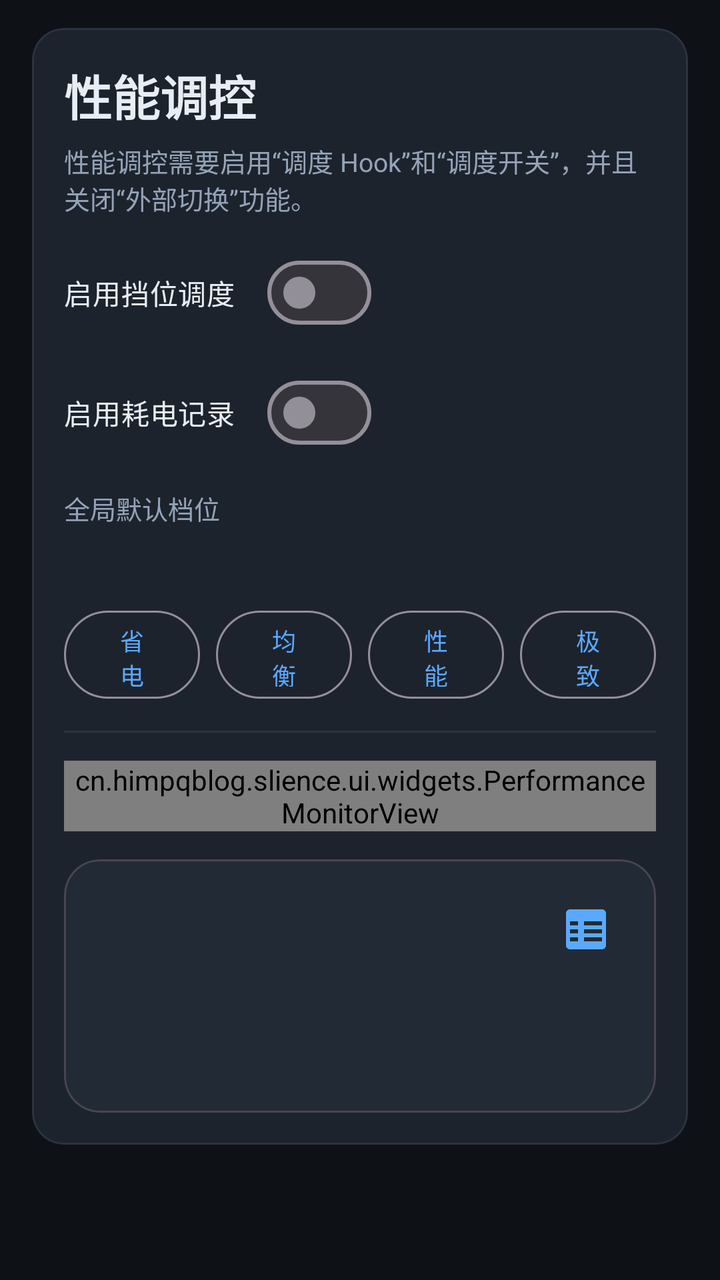
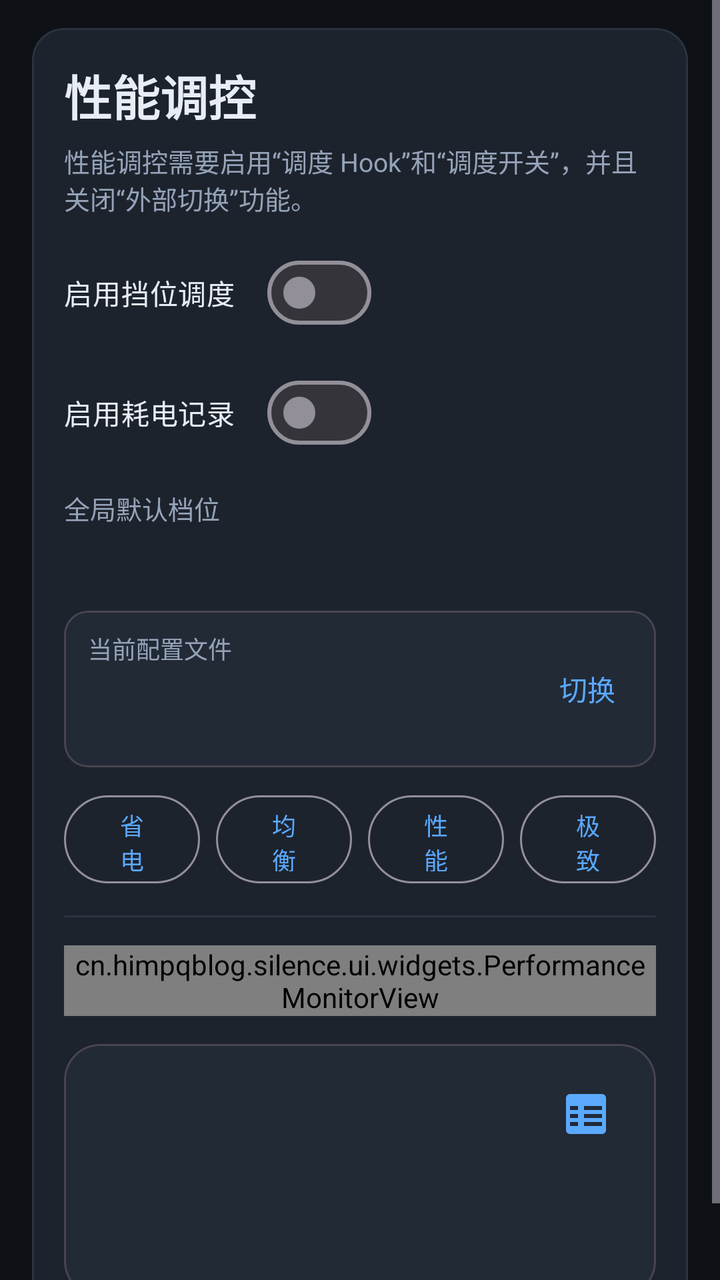

Compare the two renders of this Android layout. The source of the first and the diff that turns it into the second are given below.
<!-- AndroidManifest.xml: application theme Theme.Silence -->
<!-- res/layout/fragment_performance.xml -->
<?xml version="1.0" encoding="utf-8"?>
<ScrollView xmlns:android="http://schemas.android.com/apk/res/android"
    xmlns:app="http://schemas.android.com/apk/res-auto"
    android:layout_width="match_parent"
    android:layout_height="match_parent"
    android:fillViewport="true">

    <LinearLayout
        android:layout_width="match_parent"
        android:layout_height="wrap_content"
        android:orientation="vertical"
        android:paddingStart="16dp"
        android:paddingTop="14dp"
        android:paddingEnd="16dp"
        android:paddingBottom="16dp">

        <com.google.android.material.card.MaterialCardView
            android:layout_width="match_parent"
            android:layout_height="wrap_content"
            app:cardBackgroundColor="@color/surface_card"
            app:cardCornerRadius="16dp"
            app:cardElevation="0dp"
            app:strokeColor="@color/divider_color"
            app:strokeWidth="1dp">

            <LinearLayout
                android:layout_width="match_parent"
                android:layout_height="wrap_content"
                android:orientation="vertical"
                android:padding="16dp">

                <TextView
                    android:layout_width="wrap_content"
                    android:layout_height="wrap_content"
                    android:text="@string/home_performance_title"
                    android:textColor="@color/text_primary"
                    android:textSize="24sp"
                    android:textStyle="bold" />

                <TextView
                    android:layout_width="match_parent"
                    android:layout_height="wrap_content"
                    android:layout_marginTop="6dp"
                    android:text="@string/performance_page_summary"
                    android:textColor="@color/text_secondary"
                    android:textSize="13sp" />

                <com.google.android.material.materialswitch.MaterialSwitch
                    android:id="@+id/performanceScheduleEnabledSwitch"
                    android:layout_width="wrap_content"
                    android:layout_height="wrap_content"
                    android:layout_marginTop="14dp"
                    android:text="@string/performance_schedule_enabled_title"
                    android:textColor="@color/text_primary" />

                <com.google.android.material.materialswitch.MaterialSwitch
                    android:id="@+id/performanceEnabledSwitch"
                    android:layout_width="wrap_content"
                    android:layout_height="wrap_content"
                    android:layout_marginTop="12dp"
                    android:text="@string/settings_power_record_enabled_title"
                    android:textColor="@color/text_primary" />

                <TextView
                    android:layout_width="wrap_content"
                    android:layout_height="wrap_content"
                    android:layout_marginTop="14dp"
                    android:text="@string/home_performance_default_title"
                    android:textColor="@color/text_secondary"
                    android:textSize="13sp" />

                <TextView
                    android:id="@+id/performanceDefaultSummary"
                    android:layout_width="wrap_content"
                    android:layout_height="wrap_content"
                    android:layout_marginTop="6dp"
                    android:textColor="@color/text_primary"
                    android:textSize="16sp"
                    android:textStyle="bold" />

                <LinearLayout
                    android:layout_width="match_parent"
                    android:layout_height="wrap_content"
                    android:layout_marginTop="14dp"
                    android:orientation="horizontal">

                    <com.google.android.material.button.MaterialButton
                        android:id="@+id/modePowerSave"
                        style="@style/Widget.Material3.Button.OutlinedButton"
                        android:layout_width="0dp"
                        android:layout_height="44dp"
                        android:layout_weight="1"
                        android:insetTop="0dp"
                        android:insetBottom="0dp"
                        android:minWidth="0dp"
                        android:minHeight="44dp"
                        android:text="@string/performance_mode_power_save"
                        android:textAllCaps="false"
                        android:textSize="12sp" />

                    <com.google.android.material.button.MaterialButton
                        android:id="@+id/modeBalanced"
                        style="@style/Widget.Material3.Button.OutlinedButton"
                        android:layout_width="0dp"
                        android:layout_height="44dp"
                        android:layout_marginStart="8dp"
                        android:layout_weight="1"
                        android:insetTop="0dp"
                        android:insetBottom="0dp"
                        android:minWidth="0dp"
                        android:minHeight="44dp"
                        android:text="@string/performance_mode_balanced"
                        android:textAllCaps="false"
                        android:textSize="12sp" />

                    <com.google.android.material.button.MaterialButton
                        android:id="@+id/modePerformance"
                        style="@style/Widget.Material3.Button.OutlinedButton"
                        android:layout_width="0dp"
                        android:layout_height="44dp"
                        android:layout_marginStart="8dp"
                        android:layout_weight="1"
                        android:insetTop="0dp"
                        android:insetBottom="0dp"
                        android:minWidth="0dp"
                        android:minHeight="44dp"
                        android:text="@string/performance_mode_performance"
                        android:textAllCaps="false"
                        android:textSize="12sp" />

                    <com.google.android.material.button.MaterialButton
                        android:id="@+id/modeExtreme"
                        style="@style/Widget.Material3.Button.OutlinedButton"
                        android:layout_width="0dp"
                        android:layout_height="44dp"
                        android:layout_marginStart="8dp"
                        android:layout_weight="1"
                        android:insetTop="0dp"
                        android:insetBottom="0dp"
                        android:minWidth="0dp"
                        android:minHeight="44dp"
                        android:text="@string/performance_mode_extreme"
                        android:textAllCaps="false"
                        android:textSize="12sp" />
                </LinearLayout>

                <View
                    android:layout_width="match_parent"
                    android:layout_height="1dp"
                    android:layout_marginTop="16dp"
                    android:background="@color/divider_color" />

                <cn.himpqblog.slience.ui.widgets.PerformanceMonitorView
                    android:id="@+id/performanceMonitorView"
                    android:layout_width="match_parent"
                    android:layout_height="wrap_content"
                    android:layout_marginTop="14dp" />

                <com.google.android.material.card.MaterialCardView
                    android:id="@+id/powerSummaryCard"
                    android:layout_width="match_parent"
                    android:layout_height="wrap_content"
                    android:layout_marginTop="14dp"
                    app:cardBackgroundColor="@color/surface_card_soft"
                    app:cardCornerRadius="18dp"
                    app:cardElevation="0dp">

                    <LinearLayout
                        android:layout_width="match_parent"
                        android:layout_height="wrap_content"
                        android:orientation="vertical"
                        android:padding="16dp">

                        <LinearLayout
                            android:layout_width="match_parent"
                            android:layout_height="wrap_content"
                            android:gravity="center_vertical"
                            android:orientation="horizontal">

                            <TextView
                                android:id="@+id/powerSummaryValue"
                                android:layout_width="0dp"
                                android:layout_height="wrap_content"
                                android:layout_weight="1"
                                android:textColor="@color/text_primary"
                                android:textSize="24sp"
                                android:textStyle="bold" />

                            <ImageButton
                                android:id="@+id/openPerformanceRecordsButton"
                                android:layout_width="38dp"
                                android:layout_height="38dp"
                                android:background="@android:color/transparent"
                                android:contentDescription="@string/performance_records_title"
                                android:padding="6dp"
                                android:src="@drawable/ic_nav_logs"
                                android:tint="@color/brand_primary" />
                        </LinearLayout>

                        <TextView
                            android:id="@+id/batterySummaryValue"
                            android:layout_width="match_parent"
                            android:layout_height="wrap_content"
                            android:layout_marginTop="8dp"
                            android:textColor="@color/text_secondary"
                            android:textSize="15sp" />

                        <TextView
                            android:id="@+id/temperatureSummaryValue"
                            android:layout_width="match_parent"
                            android:layout_height="wrap_content"
                            android:layout_marginTop="8dp"
                            android:textColor="@color/text_secondary"
                            android:textSize="15sp" />
                    </LinearLayout>
                </com.google.android.material.card.MaterialCardView>
            </LinearLayout>
        </com.google.android.material.card.MaterialCardView>
    </LinearLayout>
</ScrollView>
<!-- resources referenced by this layout -->
<resources>
  <color name="brand_primary">#5AA9FF</color>
  <color name="divider_color">#2B3340</color>
  <color name="surface_card">#1D232D</color>
  <color name="surface_card_soft">#222A36</color>
  <color name="text_primary">#E8EDF5</color>
  <color name="text_secondary">#95A3B8</color>
  <!-- drawable ic_nav_logs (drawable) -->
  <vector xmlns:android="http://schemas.android.com/apk/res/android"
      android:width="24dp" android:height="24dp" android:viewportWidth="24" android:viewportHeight="24" android:tint="?attr/colorControlNormal">
      <path android:fillColor="@android:color/white" android:pathData="M20 2H4c-1.1 0-2 .9-2 2v16c0 1.1.9 2 2 2h16c1.1 0 2-.9 2-2V4c0-1.1-.9-2-2-2zM8 18H4v-2h4v2zm0-4H4v-2h4v2zm0-4H4V8h4v2zm12 8h-9v-2h9v2zm0-4h-9v-2h9v2zm0-4h-9V8h9v2z"/>
  </vector>
  <string name="home_performance_default_title">全局默认档位</string>
  <string name="home_performance_title">性能调控</string>
  <string name="performance_mode_balanced">均衡</string>
  <string name="performance_mode_extreme">极致</string>
  <string name="performance_mode_performance">性能</string>
  <string name="performance_mode_power_save">省电</string>
  <string name="performance_page_summary">性能调控需要启用“调度 Hook”和“调度开关”，并且关闭“外部切换”功能。</string>
  <string name="performance_records_title">性能记录</string>
  <string name="performance_schedule_enabled_title">启用挡位调度</string>
  <string name="settings_power_record_enabled_title">启用耗电记录</string>
  <style name="Theme.Silence" parent="Theme.Material3.Dark.NoActionBar">
          <item name="colorPrimary">@color/brand_primary</item>
          <item name="colorSecondary">@color/brand_primary</item>
          <item name="android:statusBarColor">@color/surface_bg</item>
          <item name="android:navigationBarColor">@color/surface_bg</item>
          <item name="android:enforceNavigationBarContrast">false</item>
          <item name="android:windowBackground">@color/surface_bg</item>
          <item name="colorSurface">@color/surface_bg</item>
          <item name="android:windowAllowEnterTransitionOverlap">true</item>
          <item name="android:windowAllowReturnTransitionOverlap">true</item>
      </style>
  <color name="surface_bg">#0E1116</color>
</resources>

<!-- the commit's change to res/layout/fragment_performance.xml (unified diff, before → after) -->
@@ -78,6 +78,66 @@
                     android:textSize="16sp"
                     android:textStyle="bold" />
 
+                <com.google.android.material.card.MaterialCardView
+                    android:layout_width="match_parent"
+                    android:layout_height="wrap_content"
+                    android:layout_marginTop="14dp"
+                    app:cardBackgroundColor="@color/surface_card_soft"
+                    app:cardCornerRadius="12dp"
+                    app:cardElevation="0dp">
+
+                    <LinearLayout
+                        android:layout_width="match_parent"
+                        android:layout_height="wrap_content"
+                        android:gravity="center_vertical"
+                        android:orientation="horizontal"
+                        android:paddingStart="12dp"
+                        android:paddingTop="10dp"
+                        android:paddingEnd="8dp"
+                        android:paddingBottom="10dp">
+
+                        <LinearLayout
+                            android:layout_width="0dp"
+                            android:layout_height="wrap_content"
+                            android:layout_weight="1"
+                            android:orientation="vertical">
+
+                            <TextView
+                                android:layout_width="wrap_content"
+                                android:layout_height="wrap_content"
+                                android:text="@string/performance_profile_title"
+                                android:textColor="@color/text_secondary"
+                                android:textSize="12sp" />
+
+                            <TextView
+                                android:id="@+id/activePerformanceProfileName"
+                                android:layout_width="wrap_content"
+                                android:layout_height="wrap_content"
+                                android:layout_marginTop="2dp"
+                                android:textColor="@color/text_primary"
+                                android:textSize="15sp"
+                                android:textStyle="bold" />
+
+                            <TextView
+                                android:id="@+id/activePerformanceProfileSummary"
+                                android:layout_width="wrap_content"
+                                android:layout_height="wrap_content"
+                                android:layout_marginTop="2dp"
+                                android:textColor="@color/text_secondary"
+                                android:textSize="12sp" />
+                        </LinearLayout>
+
+                        <com.google.android.material.button.MaterialButton
+                            android:id="@+id/switchPerformanceProfileButton"
+                            style="@style/Widget.Material3.Button.TextButton"
+                            android:layout_width="wrap_content"
+                            android:layout_height="wrap_content"
+                            android:minWidth="0dp"
+                            android:text="@string/performance_profile_switch"
+                            android:textAllCaps="false" />
+                    </LinearLayout>
+                </com.google.android.material.card.MaterialCardView>
+
                 <LinearLayout
                     android:layout_width="match_parent"
                     android:layout_height="wrap_content"
@@ -150,7 +210,7 @@
                     android:layout_marginTop="16dp"
                     android:background="@color/divider_color" />
 
-                <cn.himpqblog.slience.ui.widgets.PerformanceMonitorView
+                <cn.himpqblog.silence.ui.widgets.PerformanceMonitorView
                     android:id="@+id/performanceMonitorView"
                     android:layout_width="match_parent"
                     android:layout_height="wrap_content"
<!-- resource entries referenced after the edit -->
@@ -18,6 +18,8 @@
   <string name="performance_mode_performance">性能</string>
   <string name="performance_mode_power_save">省电</string>
   <string name="performance_page_summary">性能调控需要启用“调度 Hook”和“调度开关”，并且关闭“外部切换”功能。</string>
+  <string name="performance_profile_switch">切换</string>
+  <string name="performance_profile_title">当前配置文件</string>
   <string name="performance_records_title">性能记录</string>
   <string name="performance_schedule_enabled_title">启用挡位调度</string>
   <string name="settings_power_record_enabled_title">启用耗电记录</string>
